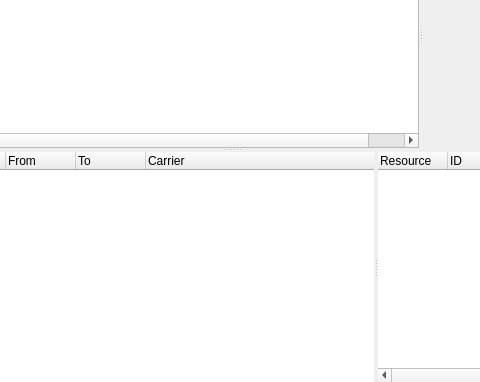
robotology/yarp, file src/yarpmanager/src-manager/applicationviewwidget.ui: the form before one commit; both pictures show x 204 to 684 and y 82 to 464 of the 871 by 464 pixel window.
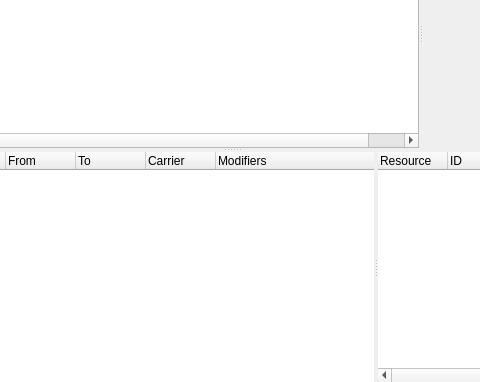
The form after the commit. Custom widgets are drawn as their Qt base class.

Commit message: yarpmanager: add 'modifiers' column for portmonitor in connection view

```diff
--- a/src/yarpmanager/src-manager/applicationviewwidget.ui
+++ b/src/yarpmanager/src-manager/applicationviewwidget.ui
@@ -178,6 +178,11 @@
             <string>Carrier</string>
            </property>
           </column>
+          <column>
+           <property name="text">
+            <string>Modifiers</string>
+           </property>
+          </column>
          </widget>
          <widget class="CustomTreeWidget" name="resourcesList">
           <property name="sizePolicy">
```
The commit also changes 1 other file.
